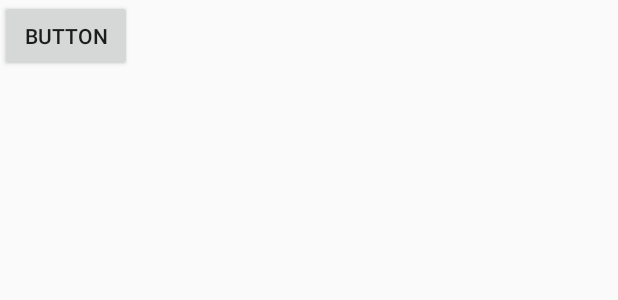
After one commit to kanghyejin0106/Hello2, an Android app: the layout activity_main4.xml on its own in the app's theme, with its tools: preview values and no code run, on a phone screen of 412 x 824 dp. The commit adds this screen. Shown: the top 300 px of the screen. Run offline under Robolectric (Android 15) with nearby library versions, the phone set to English and light mode, and no system bars.

Commit message:
new Intent(Activity)
display new Activity with new Intent.
and android theme.
and result, request code

```diff
--- a/app/src/main/AndroidManifest.xml
+++ b/app/src/main/AndroidManifest.xml
@@ -9,7 +9,11 @@
         android:roundIcon="@mipmap/ic_launcher_round"
         android:supportsRtl="true"
         android:theme="@style/Theme.Hello">
-        <activity android:name=".event_Activity"></activity>
+        <activity android:name=".MainActivity4"
+            android:label="메뉴엑티비티"
+            android:theme="@style/Theme.AppCompat.Dialog">
+        </activity>
+        <activity android:name=".event_Activity" />
         <activity
             android:name=".MainActivity2"
             android:label="@string/title_activity_main2"
--- a/app/src/main/res/layout/activity_main3.xml
+++ b/app/src/main/res/layout/activity_main3.xml
@@ -7,6 +7,12 @@
     tools:context=".MainActivity3"
     android:orientation="vertical">
 
+
+    <Button
+        android:id="@+id/button5"
+        android:layout_width="match_parent"
+        android:layout_height="wrap_content"
+        android:text="Button" />
 
     <Button
         android:id="@+id/button3"
--- /dev/null
+++ b/app/src/main/res/layout/activity_main4.xml
@@ -0,0 +1,14 @@
+<?xml version="1.0" encoding="utf-8"?>
+<androidx.constraintlayout.widget.ConstraintLayout xmlns:android="http://schemas.android.com/apk/res/android"
+    xmlns:app="http://schemas.android.com/apk/res-auto"
+    xmlns:tools="http://schemas.android.com/tools"
+    android:layout_width="match_parent"
+    android:layout_height="match_parent"
+    tools:context=".MainActivity4">
+
+    <Button
+        android:id="@+id/button6"
+        android:layout_width="wrap_content"
+        android:layout_height="wrap_content"
+        android:text="Button" />
+</androidx.constraintlayout.widget.ConstraintLayout>
```
Also changed, not shown: app/src/main/java/android/develop/hello/MainActivity3.java (+28 -0 lines), app/src/main/java/android/develop/hello/MainActivity4.java (added, +28 -0 lines).
